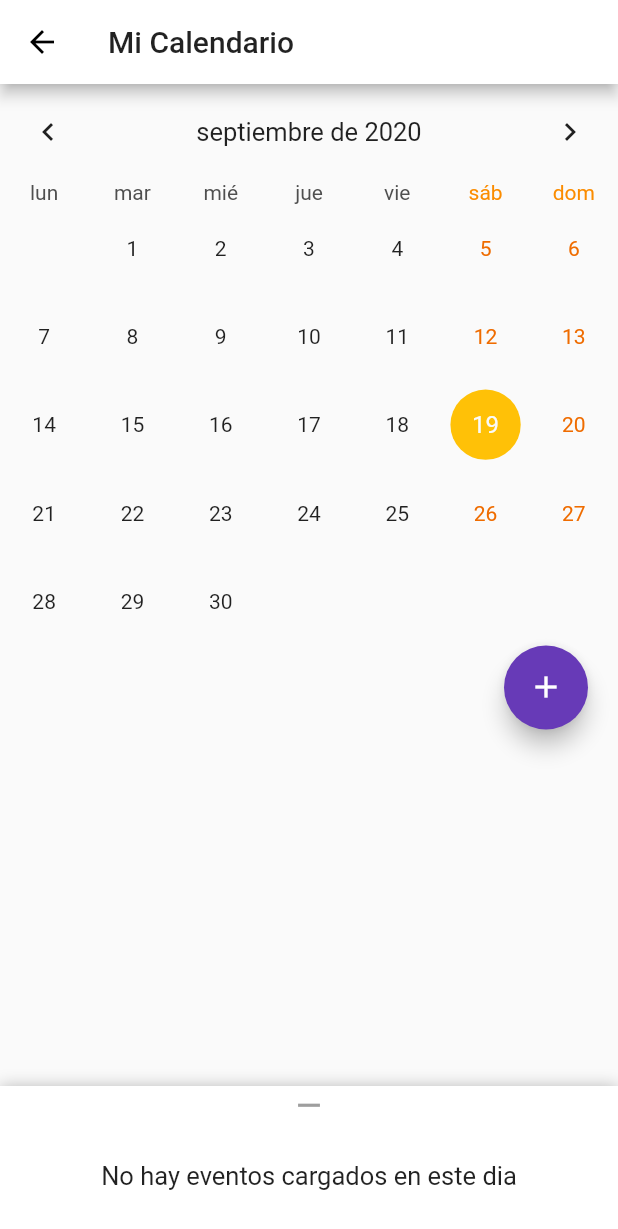
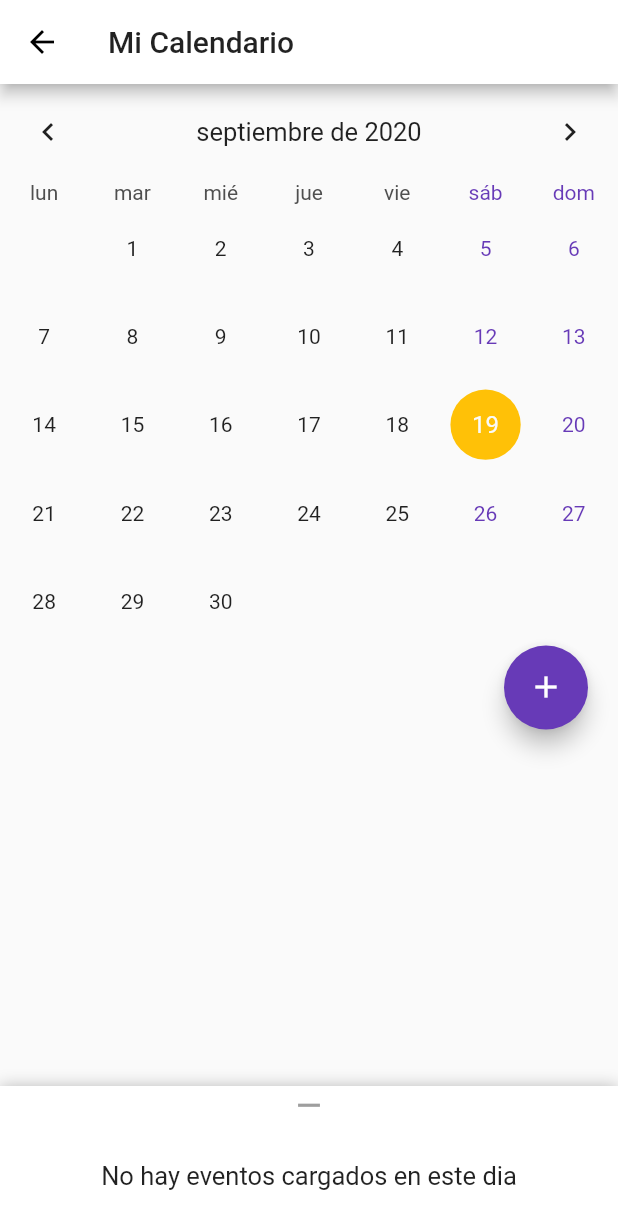
Before and after one commit to uvsy-flutter-mobile/universy, a Flutter app: the StudentCalendarModule screen opened by its route, on a phone screen of 412 x 824 dp. Shown: the top 1229 px of the screen. Run offline on Flutter 3.47's test engine with Material 2 defaults, Android fonts, the phone set to English and light mode, and no system bars; drawn by our look-alikes of sliding_up_panel, table_calendar; our stand-ins replace auto_size_text, email_validator, equatable, flushbar, flutter_bloc, flutter_secure_storage and 4 more; missing offline and left inert: amazon_cognito_identity_dart_2, fading_edge_scrollview, flutter_udid, optional; accounts and stored records are empty; statements that could not run were skipped.

Commit message:
[CALENDAR]: Adds theme to all widgets

```diff
--- a/lib/app/theme.dart
+++ b/lib/app/theme.dart
@@ -3,10 +3,19 @@ import "package:flutter/material.dart";
 ThemeData uvsyTheme = ThemeData(
   primaryColor: Colors.amber,
   accentColor: Colors.deepPurple,
+  indicatorColor: Colors.tealAccent,
   highlightColor: Colors.orangeAccent,
   backgroundColor: Colors.amber[200],
   appBarTheme: AppBarTheme(color: Colors.white),
   buttonColor: Colors.deepPurple,
+  errorColor: Colors.redAccent,
+  inputDecorationTheme: InputDecorationTheme(
+    labelStyle: TextStyle(
+      color: Colors.amber,
+      fontSize: 20.0,
+      fontFamily: "Roboto",
+    ),
+  ),
   primaryTextTheme: TextTheme(
     headline2: TextStyle(
       color: Colors.black,
--- a/lib/modules/student/calendar/widget/calendar-widget.dart
+++ b/lib/modules/student/calendar/widget/calendar-widget.dart
@@ -42,7 +42,6 @@ class _StudentCalendarWidgetState extends State<StudentCalendarWidget> {
           _getStudentEventsMap(widget.studentEvents);
       DateTime selectedDate = widget.selectedDate;
 
-      //this._calendarController.events = HashMap.from(dateEventMap);
       this._dispatchSelectedDay(dateEventMap[selectedDate]);
     }
     super.didUpdateWidget(oldWidget);
@@ -86,7 +85,8 @@ class _StudentCalendarWidgetState extends State<StudentCalendarWidget> {
       },
       calendarStyle: _buildCalendarStyle(),
       daysOfWeekStyle: DaysOfWeekStyle(
-        weekendStyle: TextStyle().copyWith(color: Colors.orange[600]),
+        weekendStyle:
+            TextStyle().copyWith(color: Theme.of(context).accentColor),
       ),
       headerStyle: _buildHeaderStyle(),
       builders: CalendarBuilders(markersBuilder: _buildCalendarMarkers),
@@ -109,11 +109,11 @@ class _StudentCalendarWidgetState extends State<StudentCalendarWidget> {
 
   CalendarStyle _buildCalendarStyle() {
     return CalendarStyle(
-      selectedColor: Colors.amber,
+      selectedColor: Theme.of(context).primaryColor,
       todayColor: Color(0xFFE8E8E8),
       todayStyle: TextStyle().copyWith(color: Colors.black),
       markersColor: Colors.orange,
-      weekendStyle: TextStyle().copyWith(color: Colors.orange[800]),
+      weekendStyle: TextStyle().copyWith(color: Theme.of(context).accentColor),
       outsideDaysVisible: false,
     );
   }
@@ -138,7 +138,9 @@ class _StudentCalendarWidgetState extends State<StudentCalendarWidget> {
   BoxDecoration _buildEventLengthBox(DateTime date) {
     return BoxDecoration(
       shape: BoxShape.rectangle,
-      color: _calendarController.isSelected(date) ? Colors.purple : Colors.blue,
+      color: _calendarController.isSelected(date)
+          ? Theme.of(context).accentColor
+          : Theme.of(context).indicatorColor,
     );
   }
 
@@ -158,7 +160,7 @@ class _StudentCalendarWidgetState extends State<StudentCalendarWidget> {
       child: SymmetricEdgePaddingWidget.horizontal(
         paddingValue: 20,
         child: FloatingActionButton(
-          backgroundColor: Colors.deepPurple,
+          backgroundColor: Theme.of(context).buttonColor,
           child: Icon(Icons.add),
           onPressed: () => _navigateToNewEvent(),
         ),
--- a/lib/modules/student/calendar/widget/form/description-widget.dart
+++ b/lib/modules/student/calendar/widget/form/description-widget.dart
@@ -62,6 +62,7 @@ class DescriptionWidgetState extends State<StudentEventDescriptionWidget> {
                 width: 250,
                 height: 50,
                 child: CheckboxListTile(
+                    activeColor: Theme.of(context).highlightColor,
                     contentPadding: EdgeInsets.all(0),
                     title: Text(_descriptionLabel),
                     value: _hideDescription,
--- a/lib/modules/student/calendar/widget/form/event-type.dart
+++ b/lib/modules/student/calendar/widget/form/event-type.dart
@@ -15,7 +15,6 @@ class StudentEventTypeWidget extends StatefulWidget {
 }
 
 class StudentEventTypeState extends State<StudentEventTypeWidget> {
-  Key _key;
   List<EventTypeItem> _eventTypesItems;
   String _eventType;
   Function(String) _onChange;
@@ -71,7 +70,7 @@ class EventItemWidget extends StatelessWidget {
 
   @override
   Widget build(BuildContext context) {
-    var iconColor = _selected ? Colors.amber : Colors.grey;
+    var iconColor = _selected ? Theme.of(context).highlightColor : Colors.grey;
     var textStyle = _selected
         ? TextStyle(fontWeight: FontWeight.bold)
         : TextStyle(color: Colors.grey);
```
Also changed, not shown: lib/modules/student/calendar/widget/existing-event-widget.dart (+1 -11 lines), lib/modules/student/calendar/widget/form/form-widget.dart (+3 -15 lines).
